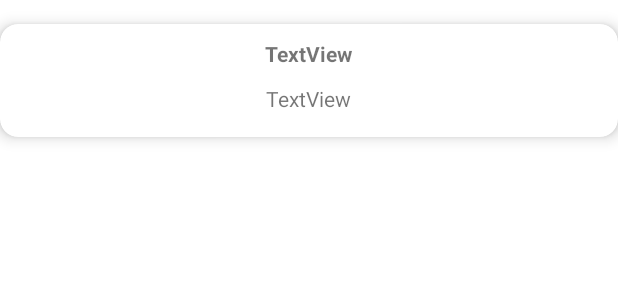
After one commit to 1jayyaj1/HikeBuddy, an Android app: the layout custom_info_window.xml on its own in the app's theme, with its tools: preview values and no code run, on a phone screen of 412 x 824 dp. The commit adds this screen. Shown: the top 300 px of the screen. Run offline under Robolectric (Android 15) with nearby library versions, the phone set to English and light mode, and no system bars.

Commit message:
Added custom window info

```diff
--- /dev/null
+++ b/app/src/main/res/layout/custom_info_window.xml
@@ -0,0 +1,36 @@
+<?xml version="1.0" encoding="utf-8"?>
+<androidx.constraintlayout.widget.ConstraintLayout
+    xmlns:android="http://schemas.android.com/apk/res/android"
+    xmlns:app="http://schemas.android.com/apk/res-auto"
+    android:layout_width="match_parent"
+    android:layout_height="match_parent">
+
+    <androidx.cardview.widget.CardView
+        android:layout_width="match_parent"
+        android:layout_height="75dp"
+        android:layout_marginTop="16dp"
+        app:cardCornerRadius="12dp"
+        app:cardElevation="6dp"
+        app:layout_constraintEnd_toEndOf="parent"
+        app:layout_constraintStart_toStartOf="parent"
+        app:layout_constraintTop_toTopOf="parent">
+
+        <TextView
+            android:id="@+id/infoTitle"
+            android:layout_width="wrap_content"
+            android:layout_height="wrap_content"
+            android:layout_gravity="center_horizontal"
+            android:padding="10dp"
+            android:text="TextView"
+            android:textStyle="bold" />
+
+        <TextView
+            android:id="@+id/infoState"
+            android:layout_width="wrap_content"
+            android:layout_height="wrap_content"
+            android:layout_gravity="center_horizontal"
+            android:layout_marginTop="30dp"
+            android:padding="10dp"
+            android:text="TextView" />
+    </androidx.cardview.widget.CardView>
+</androidx.constraintlayout.widget.ConstraintLayout>
```
Also changed, not shown: app/src/main/java/com/jayyaj/hikebuddy/MapsActivity.java (+12 -1 lines), app/src/main/java/com/jayyaj/hikebuddy/adapter/CustomInfoWindow.java (added, +37 -0 lines).
